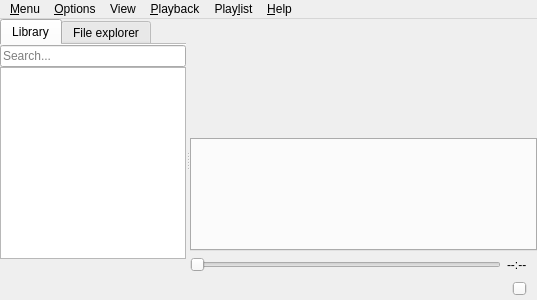
This is code/MiamPlayer/mainwindow.ui in MBach/Miam-Player as Qt 5 draws it before an edit. The edited form follows.
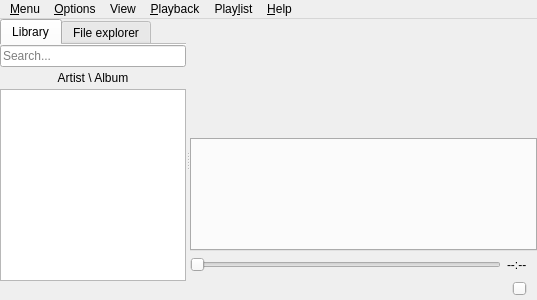
This is the edited form. Icons and pictures are not drawn. Custom widgets are drawn as their Qt base class.

Commit message: Customize library header

The edit to the form file:
```diff
--- a/code/MiamPlayer/mainwindow.ui
+++ b/code/MiamPlayer/mainwindow.ui
@@ -121,6 +121,16 @@
                </layout>
               </widget>
              </item>
+             <item>
+              <widget class="LibraryHeader" name="libraryHeader">
+               <property name="text">
+                <string>Artist \ Album</string>
+               </property>
+               <property name="flat">
+                <bool>true</bool>
+               </property>
+              </widget>
+             </item>
              <item>
               <widget class="LibraryTreeView" name="library">
                <property name="editTriggers">
@@ -141,8 +151,8 @@
                <property name="expandsOnDoubleClick">
                 <bool>false</bool>
                </property>
-               <attribute name="headerShowSortIndicator" stdset="0">
-                <bool>true</bool>
+               <attribute name="headerVisible">
+                <bool>false</bool>
                </attribute>
               </widget>
              </item>
@@ -815,6 +825,11 @@
    <header>extendedtabwidget.h</header>
    <container>1</container>
   </customwidget>
+  <customwidget>
+   <class>LibraryHeader</class>
+   <extends>QPushButton</extends>
+   <header location="global">libraryheader.h</header>
+  </customwidget>
  </customwidgets>
  <resources>
   <include location="mmmmp.qrc"/>
```
Left out of the diff: 5 changed lines with no effect on the pictures. The commit also changes 10 other files.
